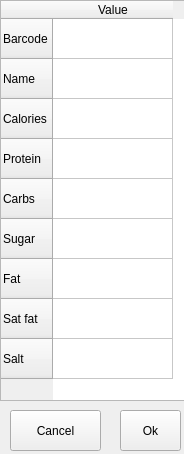
This is src/gui/add_food_data.ui in vvainola/food_tracking as Qt 5 draws it before an edit. The edited form follows.
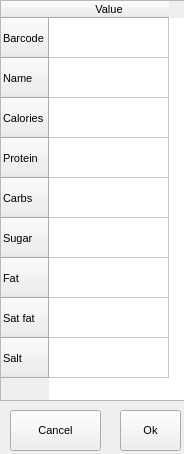
This is the edited form.

```diff
--- a/src/gui/add_food_data.ui
+++ b/src/gui/add_food_data.ui
@@ -11,11 +11,16 @@
    </rect>
   </property>
   <property name="sizePolicy">
-   <sizepolicy hsizetype="Minimum" vsizetype="Minimum">
+   <sizepolicy hsizetype="Fixed" vsizetype="MinimumExpanding">
     <horstretch>0</horstretch>
     <verstretch>0</verstretch>
    </sizepolicy>
   </property>
+  <property name="font">
+   <font>
+    <pointsize>8</pointsize>
+   </font>
+  </property>
   <property name="windowTitle">
    <string>Food data</string>
   </property>
```
